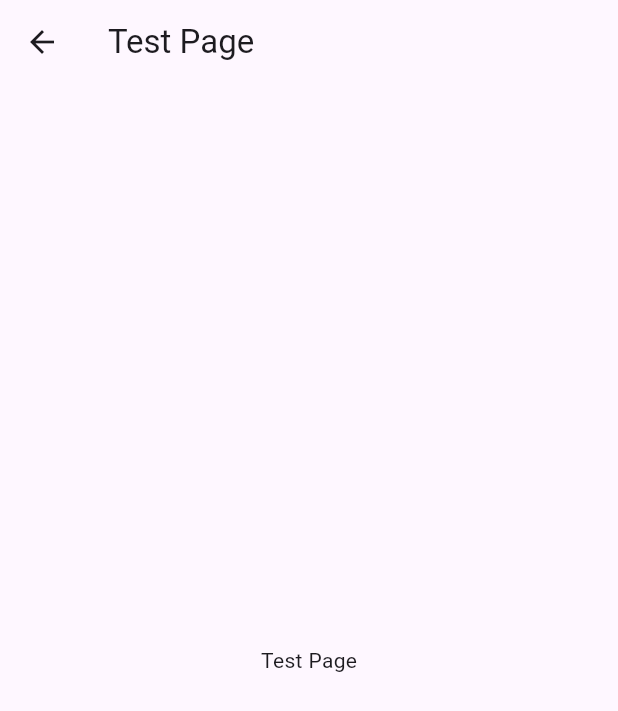
After one commit to SiHyun-Lee113/flutter_boiler_plate, a Flutter app: the screen it shows after launch, after a tap on "Pagination Example", on a phone screen of 412 x 824 dp. The commit adds this screen. Shown: the top 711 px of the screen. Run offline on Flutter 3.47's test engine with Material 3 defaults, Android fonts, the phone set to English and light mode, and no system bars; our stand-ins replace flutter_bloc; missing offline and left inert: storybook_flutter.

Commit message:
[sh] test

```diff
--- /dev/null
+++ b/devtools_options.yaml
@@ -0,0 +1,3 @@
+description: This file stores settings for Dart & Flutter DevTools.
+documentation: https://docs.flutter.dev/tools/devtools/extensions#configure-extension-enablement-states
+extensions:
--- /dev/null
+++ b/lib/app.dart
@@ -0,0 +1,28 @@
+import 'package:flutter/material.dart';
+import 'package:flutter_boiler_plate/core/common_widget/pagination_scrollview/example.dart';
+import 'package:flutter_boiler_plate/feature/test_page.dart';
+
+class App extends StatelessWidget {
+  const App({super.key});
+
+  @override
+  Widget build(BuildContext context) {
+    return MaterialApp(
+      home: Scaffold(
+        appBar: AppBar(title: const Text('Flutter Boilerplate')),
+        body: Column(
+          mainAxisAlignment: MainAxisAlignment.center,
+          crossAxisAlignment: CrossAxisAlignment.center,
+          children: [
+            ElevatedButton(
+                onPressed: () {
+                  Navigator.push(context,
+                      MaterialPageRoute(builder: (context) => TestPage()));
+                },
+                child: const Text('Pagination Example')),
+          ],
+        ),
+      ),
+    );
+  }
+}
--- /dev/null
+++ b/lib/feature/test_page.dart
@@ -0,0 +1,13 @@
+import 'package:flutter/material.dart';
+
+class TestPage extends StatelessWidget {
+  const TestPage({super.key});
+
+  @override
+  Widget build(BuildContext context) {
+    return Scaffold(
+      appBar: AppBar(title: const Text('Test Page')),
+      body: const Center(child: Text('Test Page')),
+    );
+  }
+}
--- a/lib/main.dart
+++ b/lib/main.dart
@@ -1,13 +1,9 @@
+import 'package:flutter_bloc/flutter_bloc.dart';
 import 'package:flutter/material.dart';
-import 'package:flutter_boiler_plate/core/common_widget/pagination_scrollview/example.dart';
+import 'package:flutter_boiler_plate/app.dart';
 
-void main() => runApp(CounterApp());
-
-class CounterApp extends StatelessWidget {
-  @override
-  Widget build(BuildContext context) {
-    return MaterialApp(
-      home: PaginationExample(),
-    );
-  }
+void main() {
+  // 나중에 생성
+  // Bloc.observer = AppBlocObserver();
+  runApp(MaterialApp(home: App()));
 }
```
Also changed, not shown: lib/listview_test.dart/listview_test.dart (added, +10 -0 lines).
